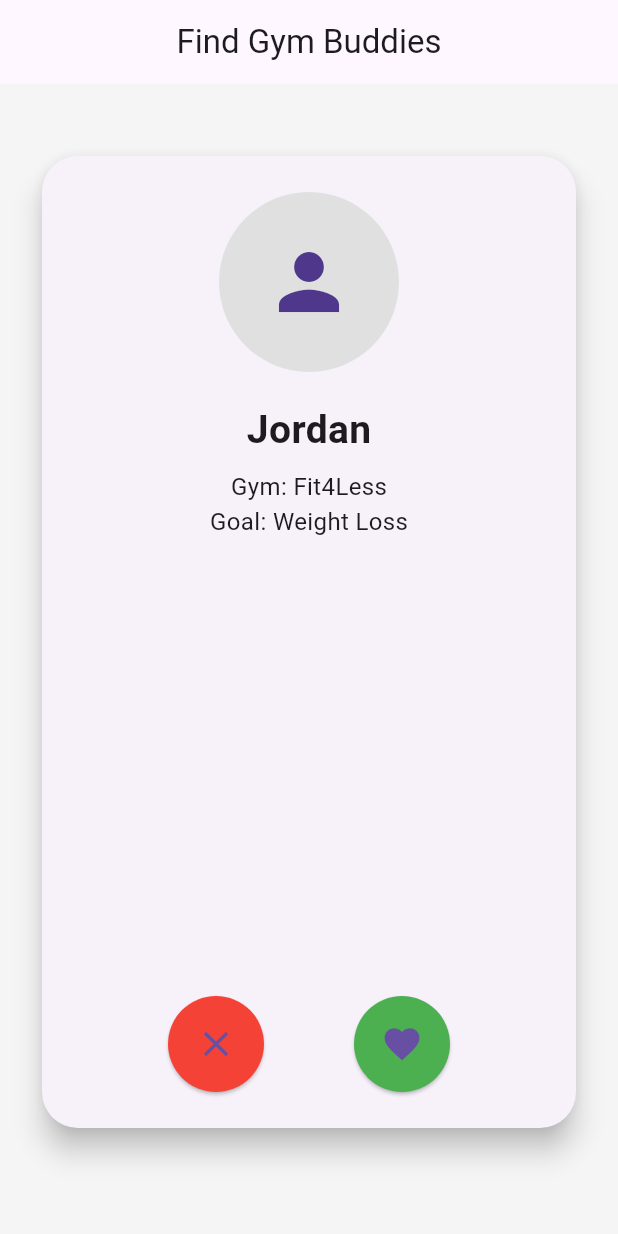
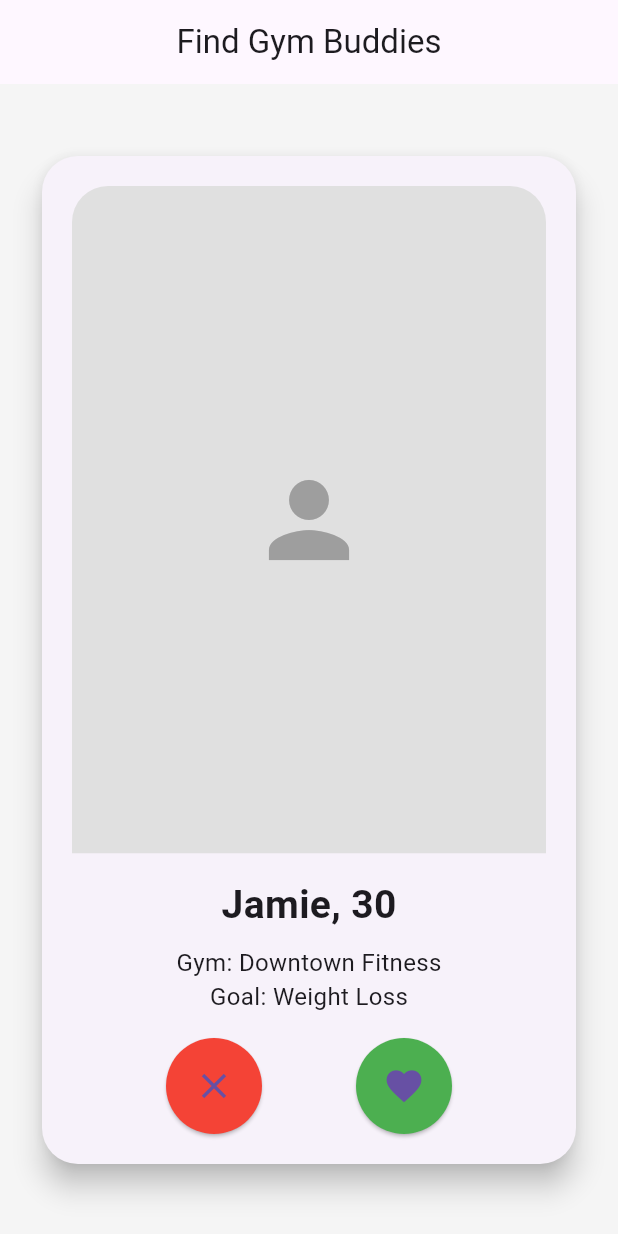
Before and after one commit to alanpbenny/trying_flutter, a Flutter app: the SwipeScreen screen opened directly, after a tap on the "close" icon, on a phone screen of 412 x 824 dp. Run offline on Flutter 3.47's test engine with Material 3 defaults, Android fonts, the phone set to English and light mode, and no system bars; accounts and stored records are empty.

Commit message:
Commited changes

```diff
--- a/lib/profile_setup_screen.dart
+++ b/lib/profile_setup_screen.dart
@@ -100,12 +100,16 @@ class _ProfileSetupScreenState extends State<ProfileSetupScreen> {
             Center(
               child: Stack(
                 children: [
-                  CircleAvatar(
-                    radius: 100,
-                    backgroundColor: Colors.grey[300],
+                  Container(
+                    width: 200,
+                    height: 200,
+                    decoration: BoxDecoration(
+                      color: Colors.grey[300],
+                      borderRadius: BorderRadius.circular(16),
+                    ),
                     child: const Icon(
                       Icons.person,
-                      size: 60,
+                      size: 80,
                       color: Colors.white,
                     ),
                   ),
@@ -153,6 +157,29 @@ class _ProfileSetupScreenState extends State<ProfileSetupScreen> {
             TextField(
               controller: nameController,
               decoration: const InputDecoration(labelText: "Name"),
+            ),
+
+            const SizedBox(height: 16),
+
+            // DOB Picker
+            GestureDetector(
+              onTap: pickDOB,
+              child: InputDecorator(
+                decoration: const InputDecoration(
+                  labelText: "Date of Birth",
+                  border: OutlineInputBorder(),
+                ),
+                child: Text(
+                  selectedDOB == null
+                      ? "Select your date of birth"
+                      : "${selectedDOB!.day.toString().padLeft(2, '0')}/"
+                            "${selectedDOB!.month.toString().padLeft(2, '0')}/"
+                            "${selectedDOB!.year}",
+                  style: TextStyle(
+                    color: selectedDOB == null ? Colors.grey : Colors.black,
+                  ),
+                ),
+              ),
             ),
 
             const SizedBox(height: 16),
@@ -229,29 +256,6 @@ class _ProfileSetupScreenState extends State<ProfileSetupScreen> {
               },
             ),
 
-            const SizedBox(height: 16),
-
-            // DOB Picker
-            GestureDetector(
-              onTap: pickDOB,
-              child: InputDecorator(
-                decoration: const InputDecoration(
-                  labelText: "Date of Birth",
-                  border: OutlineInputBorder(),
-                ),
-                child: Text(
-                  selectedDOB == null
-                      ? "Select your date of birth"
-                      : "${selectedDOB!.day.toString().padLeft(2, '0')}/"
-                            "${selectedDOB!.month.toString().padLeft(2, '0')}/"
-                            "${selectedDOB!.year}",
-                  style: TextStyle(
-                    color: selectedDOB == null ? Colors.grey : Colors.black,
-                  ),
-                ),
-              ),
-            ),
-
             const SizedBox(height: 32),
 
             ElevatedButton(
--- a/lib/swipe_screen.dart
+++ b/lib/swipe_screen.dart
@@ -8,22 +8,17 @@ class SwipeScreen extends StatefulWidget {
 }
 
 class _SwipeScreenState extends State<SwipeScreen> {
-  // 🔥 Fake users (mock data for now)
   final List<Map<String, String>> users = [
-    {"name": "Alex", "gym": "GoodLife", "goal": "Muscle Gain"},
-    {"name": "Jordan", "gym": "Fit4Less", "goal": "Weight Loss"},
-    {"name": "Taylor", "gym": "YMCA", "goal": "Cardio"},
+    {"name": "Alex", "age": "22", "gym": "Western Gym", "goal": "Muscle Gain"},
+    {"name": "Jamie", "age": "30", "gym": "Downtown Fitness", "goal": "Weight Loss"},
+    {"name": "Chris", "age": "27", "gym": "City Gym", "goal": "Endurance"},
   ];
 
   int currentIndex = 0;
 
   void nextUser() {
     setState(() {
-      if (currentIndex < users.length - 1) {
-        currentIndex++;
-      } else {
-        currentIndex = 0; // loop back for now
-      }
+      currentIndex = (currentIndex + 1) % users.length;
     });
   }
 
@@ -33,11 +28,10 @@ class _SwipeScreenState extends State<SwipeScreen> {
 
     return Scaffold(
       backgroundColor: Colors.grey[100],
-
-      appBar: AppBar(title: const Text("Find Gym Buddies"),
-        centerTitle: true
+      appBar: AppBar(
+        title: const Text("Find Gym Buddies"),
+        centerTitle: true,
       ),
-
       body: Padding(
         padding: const EdgeInsets.all(24),
         child: Column(
@@ -47,7 +41,7 @@ class _SwipeScreenState extends State<SwipeScreen> {
             // 🔥 Profile Card
             Expanded(
               child: Dismissible(
-                key: ValueKey(user["name"]),
+                key: ValueKey("${user["name"]}-$currentIndex"),
                 direction: DismissDirection.horizontal,
                 onDismissed: (direction) {
                   if (direction == DismissDirection.startToEnd) {
@@ -62,20 +56,16 @@ class _SwipeScreenState extends State<SwipeScreen> {
                   padding: const EdgeInsets.only(left: 20),
                   decoration: BoxDecoration(
                     color: Colors.green,
-                    borderRadius: BorderRadius.circular(20),
+                    borderRadius: BorderRadius.circular(24),
                   ),
-                  child: const Icon(
-                    Icons.favorite,
-                    color: Colors.white,
-                    size: 40,
-                  ),
+                  child: const Icon(Icons.favorite, color: Colors.white, size: 40),
                 ),
                 secondaryBackground: Container(
                   alignment: Alignment.centerRight,
                   padding: const EdgeInsets.only(right: 20),
                   decoration: BoxDecoration(
                     color: Colors.red,
-                    borderRadius: BorderRadius.circular(20),
+                    borderRadius: BorderRadius.circular(24),
                   ),
                   child: const Icon(Icons.close, color: Colors.white, size: 40),
                 ),
@@ -85,22 +75,34 @@ class _SwipeScreenState extends State<SwipeScreen> {
                     borderRadius: BorderRadius.circular(24),
                   ),
                   child: Padding(
-                    padding: const EdgeInsets.all(24),
+                    padding: const EdgeInsets.all(20),
                     child: Column(
-                      mainAxisAlignment: MainAxisAlignment.spaceBetween,
                       children: [
-                        // 👤 Profile info
-                        Column(
-                          children: [
-                            CircleAvatar(
-                              radius: 60,
-                              backgroundColor: Colors.grey[300],
-                              child: const Icon(Icons.person, size: 60),
+                        // 🔼 Flexible header (fills space, no overflow)
+                        Expanded(
+                          child: ClipRRect(
+                            borderRadius: const BorderRadius.vertical(
+                              top: Radius.circular(24),
                             ),
-                            const SizedBox(height: 20),
+                            child: Container(
+                              width: double.infinity,
+                              color: Colors.grey[300],
+                              child: const Center(
+                                child: Icon(
+                                  Icons.person,
+                                  size: 80,
+                                  color: Colors.grey,
+                                ),
+                              ),
+                            ),
+                          ),
+                        ),
 
+                        const SizedBox(height: 16),
+
+                        // 👤 Name + Age
                         Text(
-                              user["name"]!,
+                          "${user["name"]}, ${user["age"]}",
                           style: const TextStyle(
                             fontSize: 26,
                             fontWeight: FontWeight.bold,
@@ -109,16 +111,19 @@ class _SwipeScreenState extends State<SwipeScreen> {
 
                         const SizedBox(height: 8),
 
+                        // 🏋️ Gym
                         Text(
                           "Gym: ${user["gym"]}",
                           style: const TextStyle(fontSize: 16),
                         ),
+
+                        // 🎯 Goal
                         Text(
                           "Goal: ${user["goal"]}",
                           style: const TextStyle(fontSize: 16),
                         ),
-                          ],
-                        ),
+
+                        const SizedBox(height: 16),
 
                         // ❤️ / ❌ Buttons
                         Row(
@@ -151,8 +156,6 @@ class _SwipeScreenState extends State<SwipeScreen> {
               ),
             ),
 
-            const SizedBox(height: 24),
-
             const SizedBox(height: 20),
           ],
         ),
```
Lines whose indentation alone changed are shown as unchanged.
